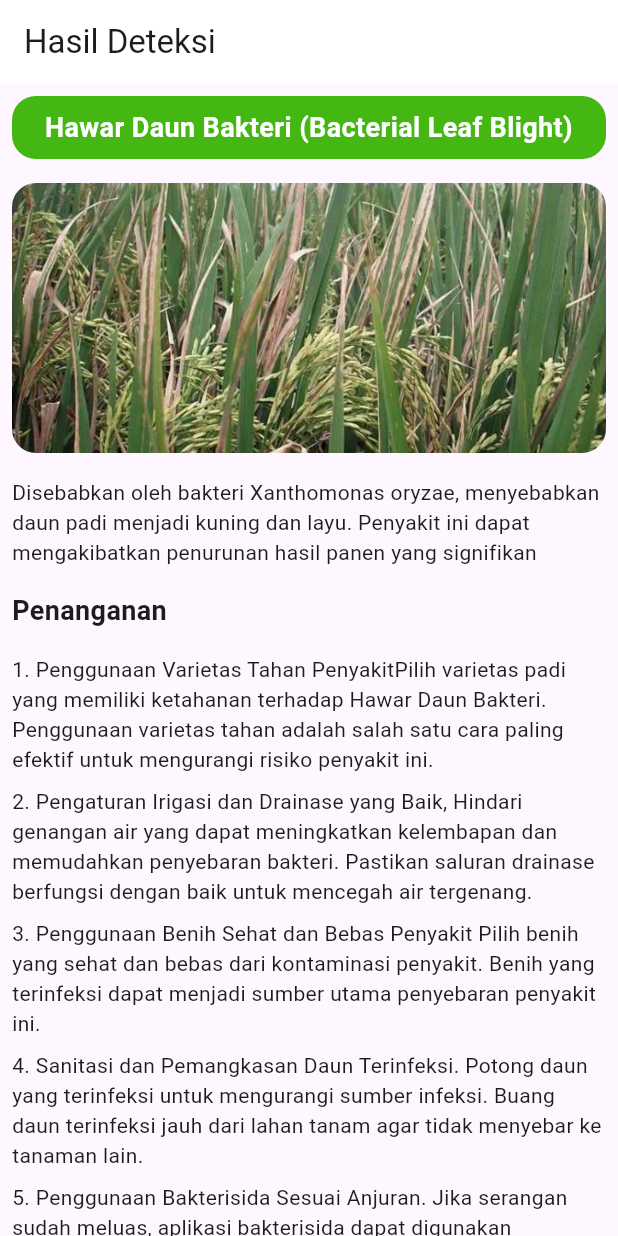
After one commit to dodichakill/higrolyn, a Flutter app: the DetectionResultScreen screen opened directly, on a phone screen of 412 x 824 dp. The commit adds this screen. Run offline on Flutter 3.47's test engine with Material 3 defaults, Android fonts, the phone set to English and light mode, and no system bars; our stand-ins replace another_flutter_splash_screen, flutter_onboarding_slider, persistent_bottom_nav_bar_v2.

Commit message:
feat(detection): add detail detection result screeen

```diff
--- a/lib/providers/menu_notifier.dart
+++ b/lib/providers/menu_notifier.dart
@@ -1,14 +1,17 @@
 import 'package:flutter/material.dart';
+import 'package:persistent_bottom_nav_bar_v2/persistent_bottom_nav_bar_v2.dart';
 
 class MenuNotifier extends ChangeNotifier {
   final BuildContext context;
 
   MenuNotifier({required this.context});
 
-  int page = 0;
+  PersistentTabController _page = PersistentTabController(initialIndex: 0);
 
-  void changePage(int index) {
-    page = index;
+  PersistentTabController get page => _page;
+
+  set setPage(PersistentTabController value) {
+    _page = value;
     notifyListeners();
   }
 }
--- a/lib/utils/assets_path.dart
+++ b/lib/utils/assets_path.dart
@@ -24,4 +24,5 @@ class ImageAssets {
   static const String banner4 = "$root/Group 254.png";
   static const String jagung = "$root/image (1).png";
   static const String petaniComunity = "$root/Rectangle 23.png";
+  static const String dummyResult = "$root/leaf-blight.jpg";
 }
--- a/lib/views/auth/login_screen.dart
+++ b/lib/views/auth/login_screen.dart
@@ -197,7 +197,7 @@ class LoginScreen extends StatelessWidget {
                             Navigator.push(
                                 context,
                                 MaterialPageRoute(
-                                    builder: (context) => const Menu()));
+                                    builder: (context) => Menu()));
                           },
                           child: Container(
                             padding: const EdgeInsets.symmetric(
--- /dev/null
+++ b/lib/views/detection/detection_result_screen.dart
@@ -0,0 +1,158 @@
+import 'package:agrolyn/providers/menu_notifier.dart';
+import 'package:agrolyn/shared/constants.dart';
+import 'package:agrolyn/utils/assets_path.dart';
+import 'package:agrolyn/views/comunity/comunity.dart';
+import 'package:agrolyn/views/home/home_page.dart';
+import 'package:agrolyn/widgets/menu.dart';
+import 'package:flutter/material.dart';
+import 'package:persistent_bottom_nav_bar_v2/persistent_bottom_nav_bar_v2.dart';
+import 'package:provider/provider.dart';
+
+class DetectionResultScreen extends StatelessWidget {
+  List<String> list = [
+    "Penggunaan Varietas Tahan PenyakitPilih varietas padi yang memiliki ketahanan terhadap Hawar Daun Bakteri. Penggunaan varietas tahan adalah salah satu cara paling efektif untuk mengurangi risiko penyakit ini.",
+    "Pengaturan Irigasi dan Drainase yang Baik, Hindari genangan air yang dapat meningkatkan kelembapan dan memudahkan penyebaran bakteri. Pastikan saluran drainase berfungsi dengan baik untuk mencegah air tergenang.",
+    "Penggunaan Benih Sehat dan Bebas Penyakit Pilih benih yang sehat dan bebas dari kontaminasi penyakit. Benih yang terinfeksi dapat menjadi sumber utama penyebaran penyakit ini.",
+    "Sanitasi dan Pemangkasan Daun Terinfeksi. Potong daun yang terinfeksi untuk mengurangi sumber infeksi. Buang daun terinfeksi jauh dari lahan tanam agar tidak menyebar ke tanaman lain.",
+    "Penggunaan Bakterisida Sesuai Anjuran. Jika serangan sudah meluas, aplikasi bakterisida dapat digunakan"
+  ];
+
+  DetectionResultScreen({super.key});
+
+  @override
+  Widget build(BuildContext context) {
+    return Scaffold(
+        appBar: AppBar(
+          title: const Text("Hasil Deteksi"),
+          backgroundColor: Colors.white,
+          elevation: 0,
+        ),
+        body: ChangeNotifierProvider(
+            create: (_) => MenuNotifier(context: context),
+            child: Consumer<MenuNotifier>(
+                builder: (context, value, child) => SafeArea(
+                      bottom: false,
+                      child: SingleChildScrollView(
+                          padding: const EdgeInsets.only(bottom: 20),
+                          child: Padding(
+                            padding: const EdgeInsets.all(8.0),
+                            child: Column(
+                                crossAxisAlignment: CrossAxisAlignment.start,
+                                children: [
+                                  Container(
+                                    width: double.infinity,
+                                    padding: const EdgeInsets.all(8),
+                                    decoration: BoxDecoration(
+                                        borderRadius: BorderRadius.circular(16),
+                                        color: MyColors.primaryColorDark),
+                                    child: const Text(
+                                        "Hawar Daun Bakteri (Bacterial Leaf Blight)",
+                                        textAlign: TextAlign.center,
+                                        style: TextStyle(
+                                            fontWeight: FontWeight.w600,
+                                            fontSize: 18,
+                                            color: Colors.white)),
+                                  ),
+                                  const SizedBox(
+                                    height: 16,
+                                  ),
+                                  ClipRRect(
+                                    borderRadius: BorderRadius.circular(16),
+                                    child: Image.asset(
+                                      ImageAssets.dummyResult,
+                                      width: double.infinity,
+                                      height: 180,
+                                      fit: BoxFit.cover,
+                                    ),
+                                  ),
+                                  const SizedBox(
+                                    height: 16,
+                                  ),
+                                  const Text(
+                                      'Disebabkan oleh bakteri Xanthomonas oryzae, menyebabkan daun padi menjadi kuning dan layu. Penyakit ini dapat mengakibatkan penurunan hasil panen yang signifikan'),
+                                  const SizedBox(
+                                    height: 16,
+                                  ),
+                                  const Text(
+                                    "Penanganan",
+                                    style: TextStyle(
+                                        fontWeight: FontWeight.w600,
+                                        fontSize: 18),
+                                  ),
+                                  const SizedBox(
+                                    height: 16,
+                                  ),
+                                  ListView.builder(
+                                    shrinkWrap: true,
+                                    itemCount: list.length,
+                                    itemBuilder: (BuildContext ctx, int index) {
+                                      return Container(
+                                          margin:
+                                              const EdgeInsets.only(bottom: 8),
+                                          child: Text(
+                                              "${index + 1}. ${list[index]}"));
+                                    },
+                                  ),
+                                  const SizedBox(
+                                    height: 16,
+                                  ),
+                                  ElevatedButton(
+                                      style: ButtonStyle(
+                                        minimumSize: WidgetStateProperty.all(
+                                            const Size(double.maxFinite, 50)),
+                                        backgroundColor:
+                                            WidgetStateProperty.all(
+                                                MyColors.primaryColorDark),
+                                        foregroundColor:
+                                            WidgetStateProperty.all(
+                                                Colors.white),
+                                      ),
+                                      onPressed: () {
+                                        PersistentTabController toPage =
+                                            PersistentTabController(
+                                                initialIndex: 3);
+                                        pushWithNavBar(
+                                            context,
+                                            MaterialPageRoute(
+                                                builder: (context) =>
+                                                    Menu(page: toPage)));
+                                      },
+                                      child: const Text(
+                                          "Diskusikan Lebih lanjut di Komunitas",
+                                          style: TextStyle(
+                                              fontWeight: FontWeight.w600,
+                                              fontSize: 16))),
+                                  const SizedBox(
+                                    height: 8,
+                                  ),
+                                  ElevatedButton(
+                                      style: ButtonStyle(
+                                        minimumSize: WidgetStateProperty.all(
+                                            const Size(double.maxFinite, 50)),
+                                        backgroundColor:
+                                            WidgetStateProperty.all(
+                                                Colors.white),
+                                        foregroundColor:
+                                            WidgetStateProperty.all(
+                                                MyColors.primaryColorDark),
+                                        side: WidgetStateProperty.all(
+                                            const BorderSide(
+                                                width: 1,
+                                                color:
+                                                    MyColors.primaryColorDark)),
+                                      ),
+                                      onPressed: () {
+                                        pushWithNavBar(
+                                            context,
+                                            MaterialPageRoute(
+                                                builder: (context) => Menu()));
+                                      },
+                                      child: const Text("Kembali Ke Beranda",
+                                          style: TextStyle(
+                                              fontWeight: FontWeight.w600,
+                                              fontSize: 16)))
+                                ]),
+                          )),
+                    ))));
+  }
+}
--- a/lib/widgets/card_scan_type.dart
+++ b/lib/widgets/card_scan_type.dart
@@ -1,5 +1,7 @@
 import 'package:agrolyn/utils/assets_path.dart';
+import 'package:agrolyn/views/detection/detection_result_screen.dart';
 import 'package:flutter/material.dart';
+import 'package:persistent_bottom_nav_bar_v2/persistent_bottom_nav_bar_v2.dart';
 
 class CardScanType extends StatelessWidget {
   final String title;
@@ -9,7 +11,11 @@ class CardScanType extends StatelessWidget {
 
   @override
   Widget build(BuildContext context) {
-    return Container(
+    return InkWell(
+      onTap: () {
+        pushScreenWithoutNavBar(context, DetectionResultScreen());
+      },
+      child: Container(
         padding: const EdgeInsets.all(8.0),
         margin: const EdgeInsets.only(bottom: 12.0),
         decoration: BoxDecoration(
@@ -43,6 +49,7 @@ class CardScanType extends StatelessWidget {
             color: Colors.black54,
           )
         ]),
+      ),
     );
   }
 }
--- a/lib/widgets/menu.dart
+++ b/lib/widgets/menu.dart
@@ -8,13 +8,19 @@ import 'package:flutter/material.dart';
 import 'package:persistent_bottom_nav_bar_v2/persistent_bottom_nav_bar_v2.dart';
 
 class Menu extends StatelessWidget {
-  const Menu({super.key});
+  final PersistentTabController? page;
+
+  late final PersistentTabController _controller;
+
+  Menu({super.key, this.page})
+      : _controller = page ?? PersistentTabController(initialIndex: 0);
 
   @override
   Widget build(BuildContext context) {
     return MaterialApp(
       debugShowCheckedModeBanner: false,
       home: PersistentTabView(
+        controller: _controller,
         backgroundColor: Colors.white,
         tabs: [
           PersistentTabConfig(
```
Also changed, not shown: assets/images/leaf-blight.jpg (added), assets/images/leaf-blight.png (added). Lines whose indentation alone changed are shown as unchanged.
